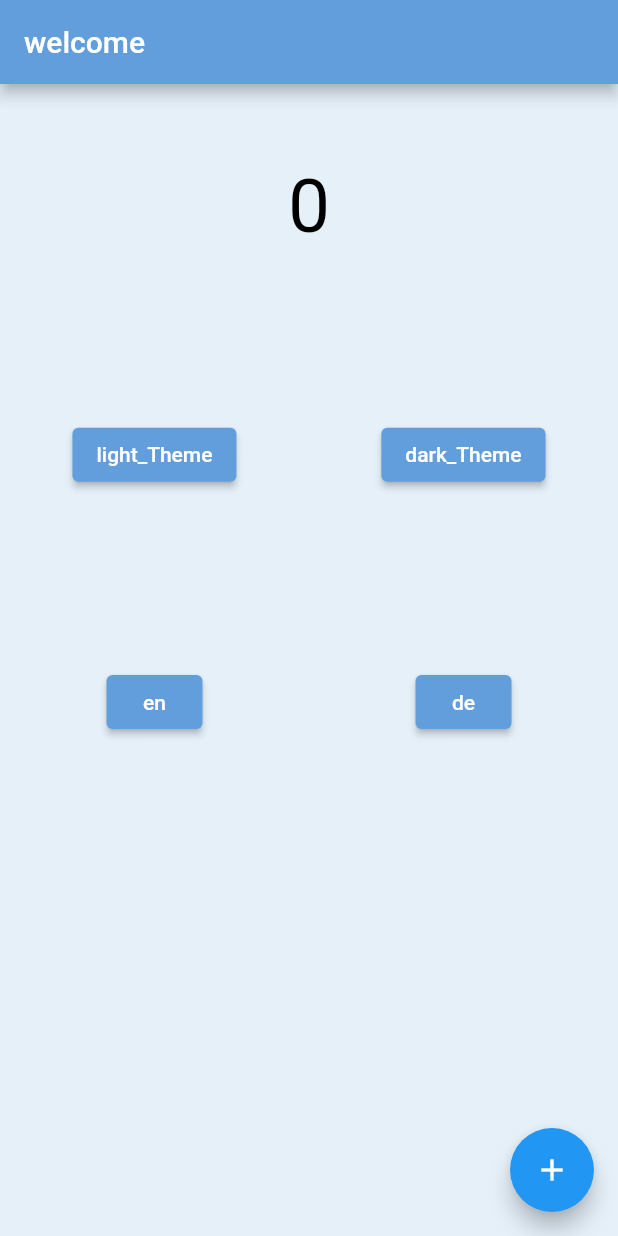
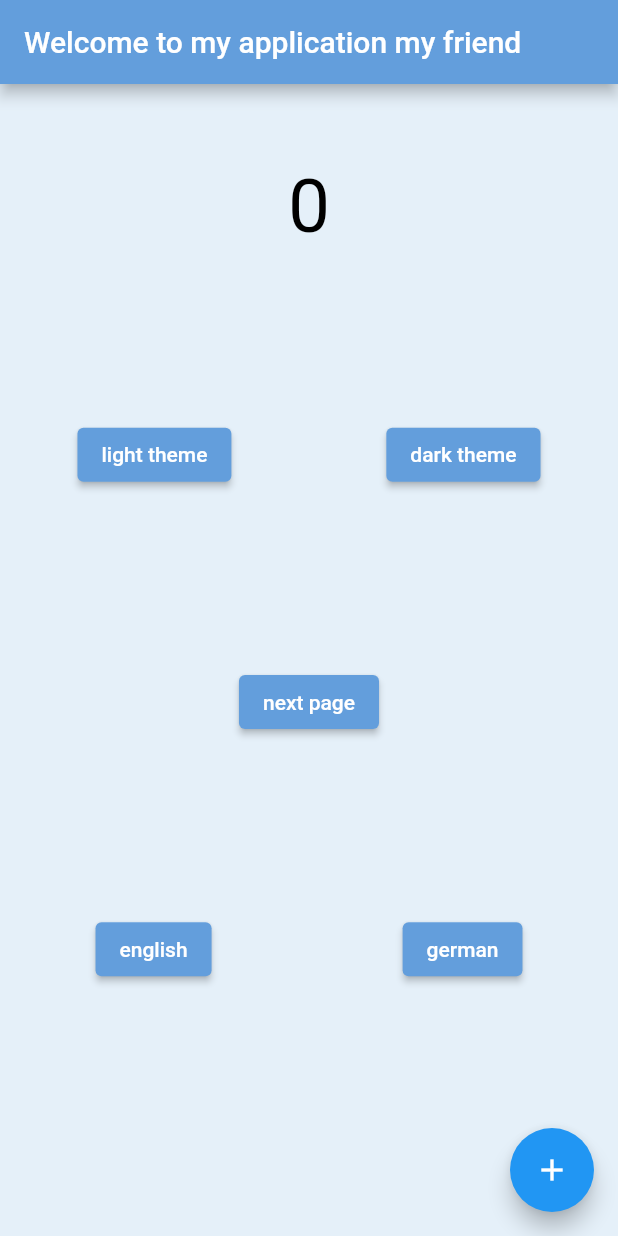
Before and after one commit to onurcankurum/Flutter-Localization_Theme_Management_sqflite-Strategic_pattern, a Flutter app: the screen it shows after launch, on a phone screen of 412 x 824 dp. Run offline on Flutter 3.47's test engine with Material 2 defaults, Android fonts, the phone set to English and light mode, and no system bars; our stand-ins replace easy_localization, flutter_mobx, mobx; missing offline and left inert: dart:html; generated files the repository leaves out were written again.

Commit message:
navigation added

```diff
--- a/assets/lang/de-DE.json
+++ b/assets/lang/de-DE.json
@@ -3,5 +3,11 @@
     "light_Theme":"Lichtthema",
     "dark_Theme":"Dunkles Thema",
     "en":"Englisch",
-    "de":"Deutsch"
+    "de":"Deutsch",
+    "four_zero_four":"diese Datei existiert nicht",
+    "first_page":"erste Seite",
+    "second_page":"zweite Seite",
+    "next_page":"Nächste Seite",
+    "previous_page":"vorherige Seite"
+
 }
--- a/assets/lang/en-US.json
+++ b/assets/lang/en-US.json
@@ -3,5 +3,10 @@
     "light_Theme":"light theme",
     "dark_Theme":"dark theme",
     "en":"english",
-    "de":"german"
+    "de":"german",
+    "four_zero_four":"this file doesn't exist",
+    "first_page":"first page",
+    "second_page":"second page",
+    "next_page":"next page",
+    "previous_page":"previous_page"
 }
--- a/lib/core/constants/app/app_constants.dart
+++ b/lib/core/constants/app/app_constants.dart
@@ -3,4 +3,5 @@ class ApplicationConstants{
 static const LANG_ASSET_PATH = "assets/lang";
 
 
+
 }
--- /dev/null
+++ b/lib/core/constants/navigation/navigation_constants.dart
@@ -0,0 +1,8 @@
+// ignore_for_file: constant_identifier_names
+
+class NavigationConstants {
+  static const HOME_VIEW = '/home';
+  static const FIRST_PAGE = '/first';
+  static const SECOND_PAGE = '/second';
+  static const DEFAULT = '/';
+}
--- /dev/null
+++ b/lib/core/init/navigation/INavigationService.dart
@@ -0,0 +1,5 @@
+// ignore: file_names
+abstract class INavigationService {
+  Future<void> navigateToPage({String? path, Object? data});
+  Future<void> navigateToPageClear({String? path, Object? data});
+}
--- /dev/null
+++ b/lib/core/init/navigation/navigation_route.dart
@@ -0,0 +1,35 @@
+import 'package:first_three/core/components/init/not_found_widget.dart';
+import 'package:first_three/core/constants/navigation/navigation_constants.dart';
+import 'package:first_three/view/first_page/first_page_view.dart';
+import 'package:first_three/view/home/home_view.dart';
+import 'package:first_three/view/second_page/secon_page.dart';
+import 'package:flutter/material.dart';
+
+class NavigationRoute {
+  static final NavigationRoute _instance = NavigationRoute._init();
+  static NavigationRoute get instance => _instance;
+
+  NavigationRoute._init();
+
+  Route<dynamic> generateRoute(RouteSettings args) {
+    switch (args.name) {
+      case NavigationConstants.HOME_VIEW:
+        return normalNavigate( const HomeView(), NavigationConstants.HOME_VIEW);
+      case NavigationConstants.FIRST_PAGE:
+        return normalNavigate(FirstPage(), NavigationConstants.FIRST_PAGE);
+      case NavigationConstants.SECOND_PAGE:
+        return normalNavigate(SecondPage(), NavigationConstants.SECOND_PAGE);
+      default:
+        return MaterialPageRoute(
+          builder: (context) =>  NotFound(),
+        );
+    }
+  }
+
+  MaterialPageRoute normalNavigate(Widget widget, String pageName) {
+    return MaterialPageRoute(
+        builder: (context) => widget,
+        //analytciste görülecek olan sayfa ismi için pageName veriyoruz
+        settings: RouteSettings(name: pageName));
+  }
+}
--- /dev/null
+++ b/lib/core/init/navigation/navigation_service.dart
@@ -0,0 +1,23 @@
+import 'package:flutter/cupertino.dart';
+
+import 'INavigationService.dart';
+
+class NavigationService implements INavigationService {
+  static final NavigationService _instance = NavigationService._init();
+  static NavigationService get instance => _instance;
+
+  NavigationService._init();
+
+  GlobalKey<NavigatorState> navigatorKey = GlobalKey();
+  final removeAllOldRoutes = (Route<dynamic> route) => false;
+
+  @override
+  Future<void> navigateToPage({String? path, Object? data}) async {
+    await navigatorKey.currentState!.pushNamed(path!, arguments: data);
+  }
+
+  @override
+  Future<void> navigateToPageClear({String? path, Object? data}) async {
+    await navigatorKey.currentState!.pushNamedAndRemoveUntil(path!, removeAllOldRoutes, arguments: data);
+  }
+}
--- a/lib/core/init/notifier/provider_list.dart
+++ b/lib/core/init/notifier/provider_list.dart
@@ -1,3 +1,4 @@
+import 'package:first_three/core/init/navigation/navigation_service.dart';
 import 'package:first_three/core/init/notifier/theme_notifier.dart';
 import 'package:provider/provider.dart';
 import 'package:provider/single_child_widget.dart';
@@ -16,6 +17,7 @@ class ApplicationProvider {
     ChangeNotifierProvider(
       create: (context) => ThemeNotifier(),
     ),
+    //Provider.value(value: NavigationService.instance)
   ];
   List<SingleChildWidget> uiChangesItems = [];
 }
--- a/lib/main.dart
+++ b/lib/main.dart
@@ -6,6 +6,8 @@ import 'package:first_three/view/home/home_view.dart';
 import 'package:flutter/material.dart';
 import 'package:provider/provider.dart';
 
+import 'core/init/navigation/navigation_route.dart';
+import 'core/init/navigation/navigation_service.dart';
 import 'core/init/notifier/theme_notifier.dart';
 
 void main() async {
@@ -14,7 +16,7 @@ void main() async {
   runApp(MultiProvider(
     providers: [...ApplicationProvider.instance.dependItems],
     child: EasyLocalization(
-        child:  const MyApp(),
+        child: const MyApp(),
         supportedLocales: LanguageManager.instance.supportedLocales,
         path: ApplicationConstants.LANG_ASSET_PATH),
   ));
@@ -31,8 +33,11 @@ class MyApp extends StatelessWidget {
       supportedLocales: context.supportedLocales,
       localizationsDelegates: context.localizationDelegates,
       title: 'Flutter Demo',
+      onGenerateRoute: NavigationRoute.instance.generateRoute,
+      navigatorKey: NavigationService.instance.navigatorKey,
+      // navigatorObservers: [AnalytcisManager.instance.observer],
       theme: context.watch<ThemeNotifier>().currentTheme,
-      home: const HomeView(),
+      home: HomeView(),
     );
   }
 }
--- a/lib/view/home/home_test.dart
+++ /dev/null
@@ -1,18 +0,0 @@
-import 'package:first_three/core/base/state/base_state.dart';
-import 'package:flutter/material.dart';
-
-class HomeView extends StatefulWidget {
-  const HomeView({Key? key}) : super(key: key);
-
-  @override
-  _HomeViewState createState() => _HomeViewState();
-}
-class _HomeViewState extends BaseState<HomeView> { //eztends baseState
-  @override
-  Widget build(BuildContext context) {
-    return const Scaffold();
-  }
-    Widget get floatActionButton => Padding(
-       padding: EdgeInsets.symmetric(vertical: dynamicHeight(0.3),horizontal: dynamicWidth(0.1)),
-      );
-}
--- a/lib/view/home/home_view.dart
+++ b/lib/view/home/home_view.dart
@@ -3,8 +3,10 @@ import 'package:first_three/core/base/state/base_state.dart';
 import 'package:first_three/core/base/view/base_view.dart';
 import 'package:first_three/core/components/text/locale_text.dart';
 import 'package:first_three/core/constants/app/enums/app_theme_enum.dart';
+import 'package:first_three/core/constants/navigation/navigation_constants.dart';
 import 'package:first_three/core/init/lang/language_manager.dart';
 import 'package:first_three/core/init/lang/locale_keys.g.dart';
+import 'package:first_three/core/init/navigation/navigation_service.dart';
 import 'package:first_three/view/home/home_view_model.dart';
 import 'package:flutter/material.dart';
 import 'package:flutter_mobx/flutter_mobx.dart';
@@ -48,9 +50,12 @@ class _HomeViewState extends BaseState<HomeView> {
       );
 
   Widget get body {
-    return Column(
-        mainAxisAlignment: MainAxisAlignment.start,
-        children: [numberShow, themesButtonsWidget, languageButtonsWidget]);
+    return Column(mainAxisAlignment: MainAxisAlignment.start, children: [
+      numberShow,
+      themesButtonsWidget,
+      naviagateButtons,
+      languageButtonsWidget
+    ]);
   }
 
   Widget get numberShow => Container(
@@ -63,7 +68,6 @@ class _HomeViewState extends BaseState<HomeView> {
           );
         }),
       );
-
   Widget get themesButtonsWidget => Container(
       height: dynamicHeight(0.2),
       width: double.infinity,
@@ -75,14 +79,33 @@ class _HomeViewState extends BaseState<HomeView> {
             onPressed: () {
               viewModel!.changeTheme(AppThemes.LIGHT);
             },
+            // ignore: prefer_const_constructors
             child: LocalText(value: LocaleKeys.light_Theme),
           ),
           ElevatedButton(
             onPressed: () {
               viewModel!.changeTheme(AppThemes.DARK);
             },
+            // ignore: prefer_const_constructors
             child: LocalText(value: LocaleKeys.dark_Theme),
           ),
+        ],
+      ));
+
+  Widget get naviagateButtons => Container(
+      height: dynamicHeight(0.2),
+      width: double.infinity,
+      alignment: Alignment.center,
+      child: Row(
+        mainAxisAlignment: MainAxisAlignment.center,
+        children: [
+          ElevatedButton(
+              onPressed: () {
+                NavigationService.instance
+                    .navigateToPage(path: NavigationConstants.FIRST_PAGE);
+              },
+              // ignore: prefer_const_constructors
+              child: LocalText(value: LocaleKeys.next_page)),
         ],
       ));
 
@@ -98,16 +121,15 @@ class _HomeViewState extends BaseState<HomeView> {
               context.setLocale(LanguageManager.instance.enLocale);
             },
             // ignore: prefer_const_constructors
-            child:  LocalText(value: LocaleKeys.en),
+            child: LocalText(value: LocaleKeys.en),
           ),
           ElevatedButton(
             onPressed: () {
               context.setLocale(LanguageManager.instance.germen);
             },
             // ignore: prefer_const_constructors
-            child:  LocalText(value: LocaleKeys.de),
+            child: LocalText(value: LocaleKeys.de),
           ),
-
         ],
       ));
 }
```
Also changed, not shown: analysis_options.yaml (added, +29 -0 lines), lib/core/components/init/not_found_widget.dart (added, +18 -0 lines), lib/view/first_page/first_page_view.dart (added, +44 -0 lines), lib/view/second_page/secon_page.dart (added, +43 -0 lines), pubspec.yaml (+4 -4 lines), lib/core/init/lang/locale_keys.g.dart, pubspec.lock (added), 11 other files.
